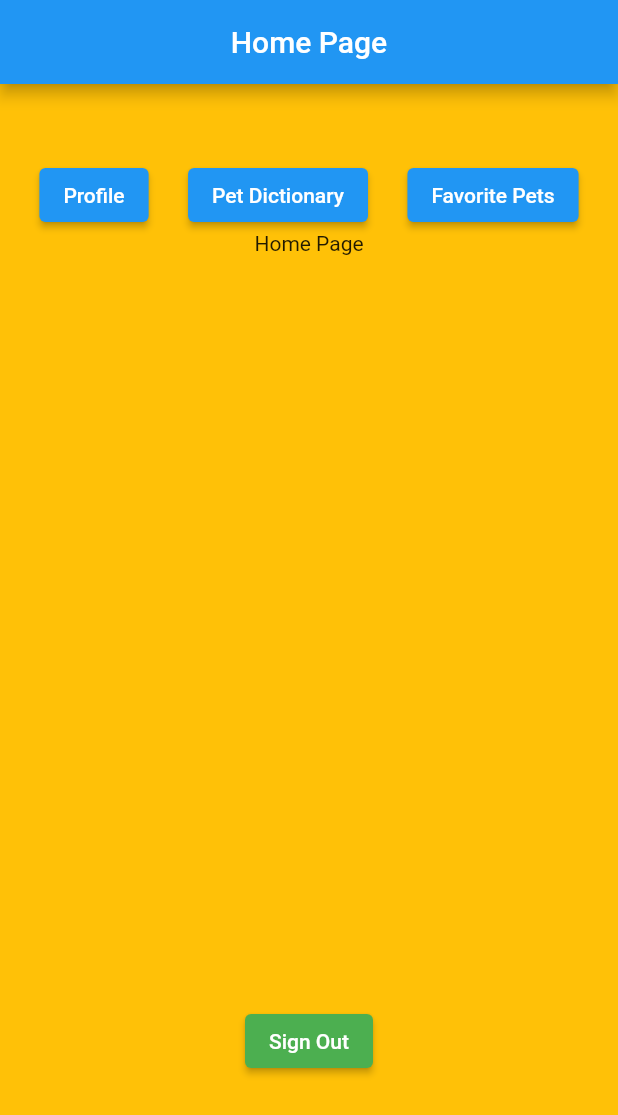
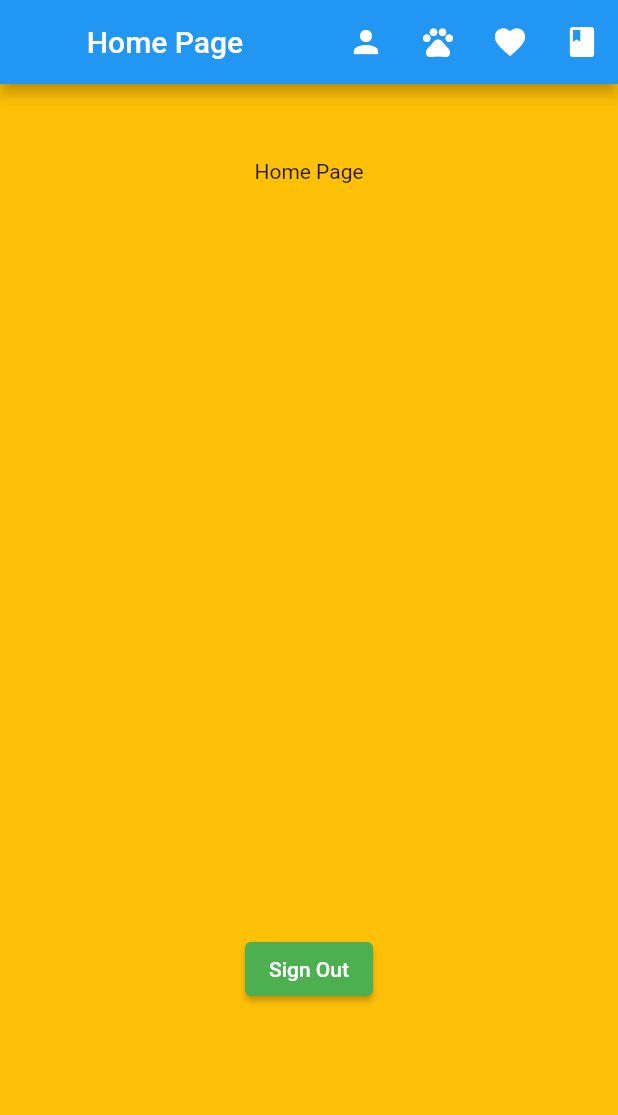
Before and after one commit to defNumb/runtime_error, a Flutter app: the screen it shows after launch, on a phone screen of 412 x 824 dp. Shown: the top 1115 px of the screen. Run offline on Flutter 3.47's test engine with Material 2 defaults, Android fonts, the phone set to English and light mode, and no system bars.

Commit message:
added few screens and buttons

```diff
--- a/lib/main.dart
+++ b/lib/main.dart
@@ -1,5 +1,7 @@
 import 'package:flutter/material.dart';
 import 'package:my_pets_app/screens/splash_screen.dart';
+
+import 'screens/pet_favorites.dart';
 
 void main() {
   runApp(const MyApp());
@@ -16,11 +18,16 @@ class MyApp extends StatelessWidget {
   @override
   Widget build(BuildContext context) {
     return MaterialApp(
+      debugShowCheckedModeBanner: false,
       title: 'Flutter Demo',
       theme: ThemeData(
         primarySwatch: Colors.blue,
       ),
       home: const SplashScreen(),
+      // routes
+      routes: {
+        '/favorite_pets': (context) => const PetFavoritesPage(),
+      },
     );
   }
 }
--- a/lib/screens/home_page.dart
+++ b/lib/screens/home_page.dart
@@ -16,6 +16,29 @@ class _HomePageState extends State<HomePage> {
         title: const Center(
           child: Text('Home Page'),
         ),
+        // actions with 3 buttons to visit the profile page, pet dictionary page,and favorite pets page
+        actions: [
+          IconButton(
+            onPressed: () {},
+            icon: const Icon(Icons.person),
+          ),
+          IconButton(
+            onPressed: () {},
+            icon: const Icon(Icons.pets),
+          ),
+          IconButton(
+            onPressed: () {
+              Navigator.pushNamed(context, '/favorite_pets');
+            },
+            icon: const Icon(Icons.favorite),
+          ),
+          IconButton(
+            onPressed: () {
+              Navigator.pushNamed(context, '/favorite_pets');
+            },
+            icon: const Icon(Icons.book),
+          ),
+        ],
       ),
       body: Column(
         children: [
@@ -25,23 +48,6 @@ class _HomePageState extends State<HomePage> {
           // 3rd button is to visit the favorite pets page
           const SizedBox(
             height: 50,
-          ),
-          Row(
-            mainAxisAlignment: MainAxisAlignment.spaceEvenly,
-            children: [
-              ElevatedButton(
-                onPressed: () {},
-                child: const Text('Profile'),
-              ),
-              ElevatedButton(
-                onPressed: () {},
-                child: const Text('Pet Dictionary'),
-              ),
-              ElevatedButton(
-                onPressed: () {},
-                child: const Text('Favorite Pets'),
-              ),
-            ],
           ),
           const Center(
             child: Text('Home Page'),
```
Also changed, not shown: lib/screens/pet_favorites.dart (added, +43 -0 lines).
